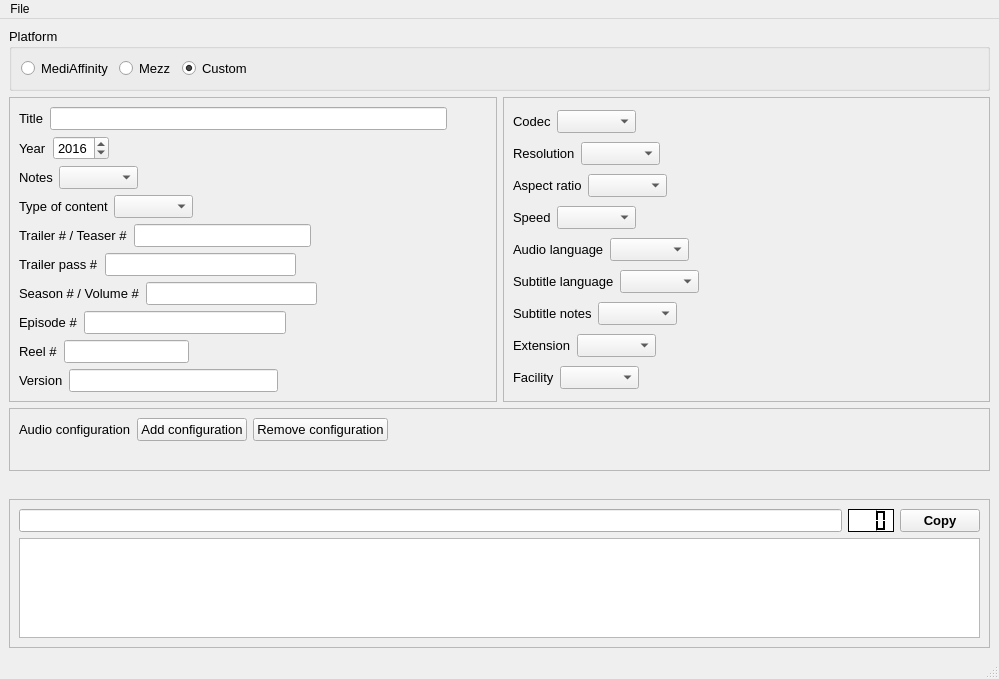
Above: file_renamer.ui from SimonTheChain/file_renamer before the change. Below: the same form after it.
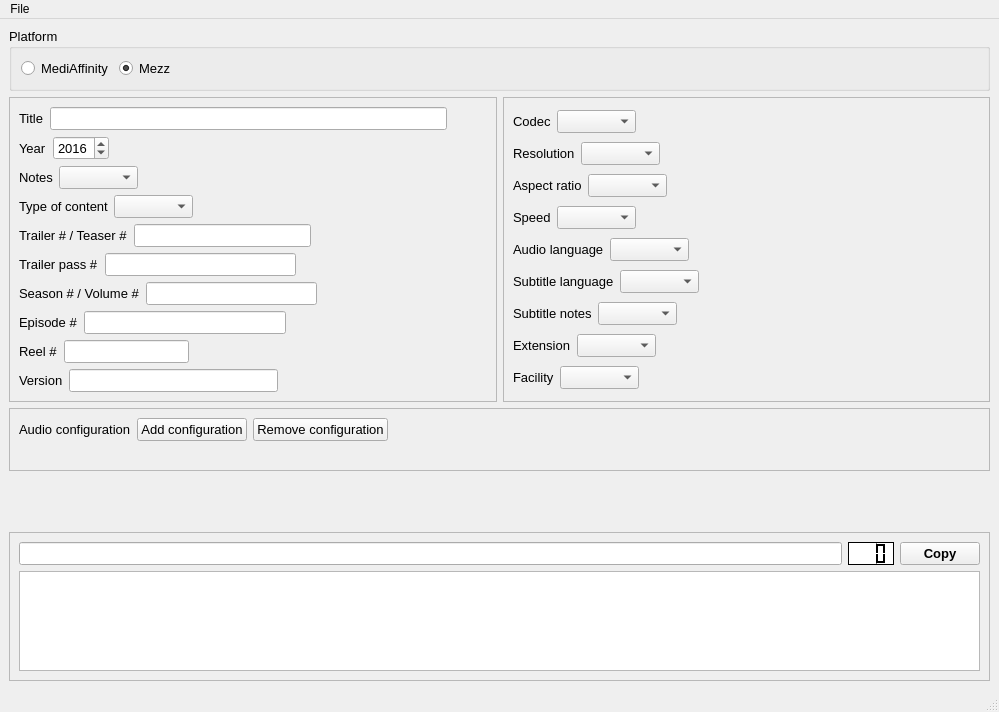
That is the form after the change.

Commit message: Removed the custom filename option

Patch:
```diff
--- a/file_renamer.ui
+++ b/file_renamer.ui
@@ -7,7 +7,7 @@
     <x>0</x>
     <y>0</y>
     <width>999</width>
-    <height>679</height>
+    <height>712</height>
    </rect>
   </property>
   <property name="windowTitle">
@@ -564,13 +564,6 @@
          <property name="text">
           <string>Mezz</string>
          </property>
-        </widget>
-       </item>
-       <item>
-        <widget class="QRadioButton" name="default_custom">
-         <property name="text">
-          <string>Custom</string>
-         </property>
          <property name="checked">
           <bool>true</bool>
          </property>
```
Left out of the diff: 2 changed lines with no effect on the pictures. The commit also changes 2 other files.
